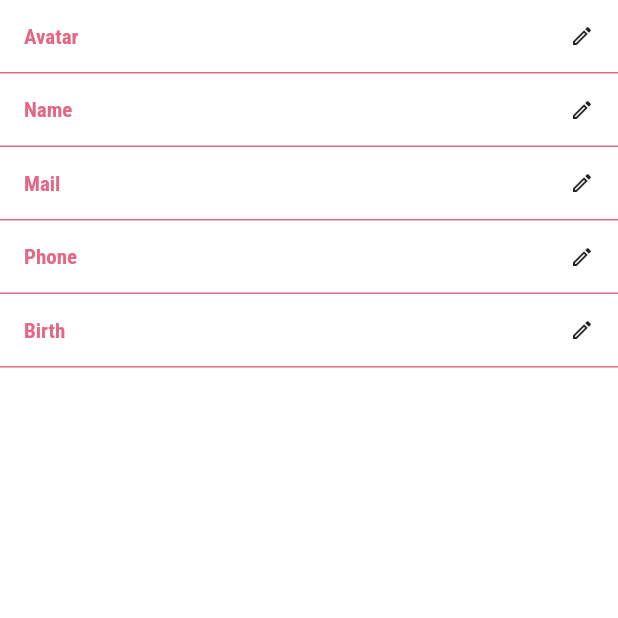
After one commit to latiosthinh/mybeauty-flutter, a Flutter app: the ProfileScreen screen opened by its route, on a phone screen of 412 x 824 dp, the top half of it. The commit adds this screen. Run offline on Flutter 3.47's test engine with Material 2 defaults, Android fonts, the light colour scheme and no system bars; our stand-ins replace cloud_firestore, firebase_auth, firebase_core, firebase_storage, flutter_datetime_picker, flutter_svg and 3 more; accounts and stored records are empty; generated files the repository leaves out were written again; statements that could not run were skipped.

Commit message:
feat: profile screen

```diff
--- a/lib/models/setting.dart
+++ b/lib/models/setting.dart
@@ -26,7 +26,9 @@ List<Setting> menuSettings = [
   Setting(true,
       icon: 'assets/icons/users.svg',
       title: 'Content preference',
-      key: 'content-preference')
+      key: 'content-preference'),
+  Setting(true,
+      icon: 'assets/icons/users.svg', title: 'Profile', key: 'profile')
 ];
 
 List<String> listTerm = [
--- a/lib/routes.dart
+++ b/lib/routes.dart
@@ -1,5 +1,6 @@
 import 'package:mybeauty/screens/index.dart';
 import 'package:flutter/widgets.dart';
+import 'package:mybeauty/screens/profile/profile_screen.dart';
 
 final Map<String, WidgetBuilder> routes = {
   SplashScreen.routeName: (context) => const SplashScreen(),
@@ -13,5 +14,6 @@ final Map<String, WidgetBuilder> routes = {
   CountryScreen.routeName: (context) => const CountryScreen(),
   TermScreen.routeName: (context) => const TermScreen(),
   ContentPreferenceScreen.routeName: (c) => const ContentPreferenceScreen(),
+  ProfileScreen.routeName: (context) => const ProfileScreen(),
   MainScreen.routeName: (context) => const MainScreen(),
 };
--- /dev/null
+++ b/lib/screens/profile/profile_screen.dart
@@ -0,0 +1,49 @@
+import 'package:flutter/material.dart';
+import 'package:mybeauty/constants.dart';
+
+class ProfileScreen extends StatefulWidget {
+  static String routeName = "/profile";
+  const ProfileScreen({Key? key}) : super(key: key);
+
+  @override
+  State<ProfileScreen> createState() => _ProfileScreenState();
+}
+
+class _ProfileScreenState extends State<ProfileScreen> {
+  @override
+  Widget build(BuildContext context) {
+    return Scaffold(
+        body: Column(
+      children: [
+        buildListItem('Avatar'),
+        buildListItem('Name'),
+        buildListItem('Mail'),
+        buildListItem('Phone'),
+        buildListItem('Birth')
+      ],
+    ));
+  }
+
+  buildListItem(String label) {
+    return Container(
+      padding: const EdgeInsets.only(left: 16),
+      decoration: const BoxDecoration(
+          border: Border(bottom: BorderSide(color: darkPinkColor))),
+      child: Row(
+        mainAxisAlignment: MainAxisAlignment.spaceBetween,
+        children: [
+          Text(
+            label,
+            style: const TextStyle(
+                fontWeight: FontWeight.bold, color: darkPinkColor),
+          ),
+          IconButton(
+            onPressed: () => {},
+            icon: const Icon(Icons.edit_outlined),
+            iconSize: 16,
+          )
+        ],
+      ),
+    );
+  }
+}
--- a/lib/screens/setting/setting_screen.dart
+++ b/lib/screens/setting/setting_screen.dart
@@ -7,6 +7,7 @@ import 'package:mybeauty/data/models/index.dart';
 import 'package:mybeauty/models/setting.dart';
 import 'package:mybeauty/screens/index.dart';
 import 'package:mybeauty/components/index.dart';
+import 'package:mybeauty/screens/profile/profile_screen.dart';
 import 'package:mybeauty/services/auth.dart';
 import 'package:flutter_gen/gen_l10n/app_localizations.dart';
 import 'package:mybeauty/widgets/index.dart';
@@ -125,6 +126,9 @@ class _SettingScreenState extends State<SettingScreen> {
       case 'content-preference':
         Navigator.pushNamed(context, ContentPreferenceScreen.routeName);
         break;
+      case 'profile':
+        Navigator.pushNamed(context, ProfileScreen.routeName);
+        break;
       default:
     }
   }
```
